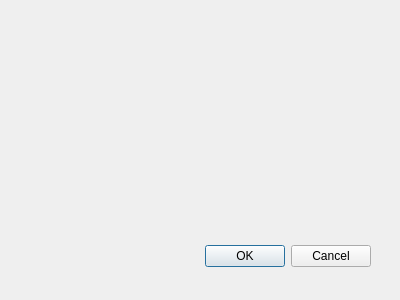
The window that checkoutdialog.ui (Abolfazlrwm/IUT_Food) describes before a commit, drawn with Qt 5.
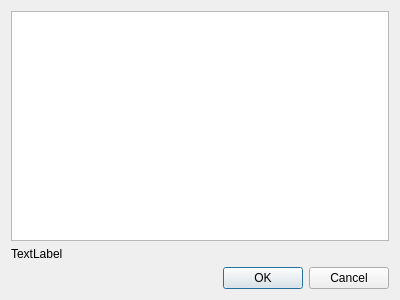
The same window after the commit.

Diff of the .ui file:
```diff
--- a/checkoutdialog.ui
+++ b/checkoutdialog.ui
@@ -13,15 +13,19 @@
   <property name="windowTitle">
    <string>Dialog</string>
   </property>
+  <layout class="QVBoxLayout" name="verticalLayout">
+   <item>
+    <widget class="QListWidget" name="summaryListWidget"/>
+   </item>
+   <item>
+    <widget class="QLabel" name="finalPriceLabel">
+     <property name="text">
+      <string>TextLabel</string>
+     </property>
+    </widget>
+   </item>
+   <item>
   <widget class="QDialogButtonBox" name="buttonBox">
-   <property name="geometry">
-    <rect>
-     <x>30</x>
-     <y>240</y>
-     <width>341</width>
-     <height>32</height>
-    </rect>
-   </property>
    <property name="orientation">
     <enum>Qt::Orientation::Horizontal</enum>
    </property>
@@ -29,6 +33,8 @@
     <set>QDialogButtonBox::StandardButton::Cancel|QDialogButtonBox::StandardButton::Ok</set>
    </property>
   </widget>
+   </item>
+  </layout>
  </widget>
  <resources/>
  <connections>
```
Lines whose indentation alone changed are shown as unchanged.
